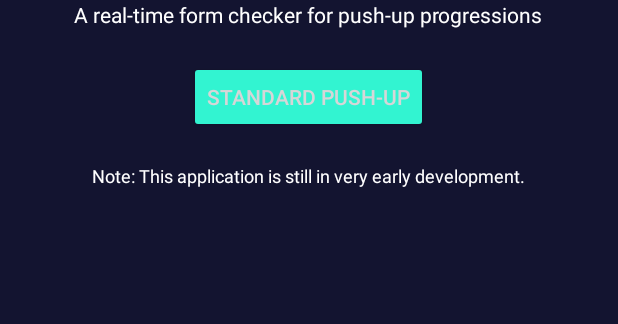
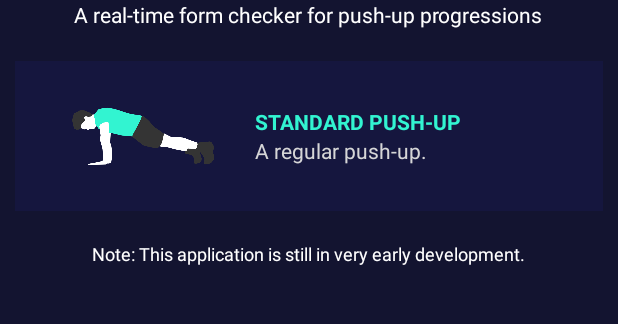
Before and after one commit to boladss/progress-up, an Android app: the screen it shows after launch (MainActivity), on a phone screen of 412 x 824 dp, the part 164-488 px from its top. Run offline under Robolectric (Android 15) with nearby library versions, the phone set to English and light mode, and no system bars.

Commit message:
feat!: initial improved button, closer to mock-up
not sure if this was caused by the new button, but performance suddenly tanked?

```diff
--- a/app/src/main/java/org/tensorflow/lite/examples/poseestimation/MainActivity.kt
+++ b/app/src/main/java/org/tensorflow/lite/examples/poseestimation/MainActivity.kt
@@ -23,14 +23,14 @@ import androidx.appcompat.app.AppCompatActivity
 import org.tensorflow.lite.examples.poseestimation.ml.*
 
 class MainActivity : AppCompatActivity() {
-    private lateinit var btnStartTracker: Button
+    private lateinit var layoutStartTracker: LinearLayout
 
     override fun onCreate(savedInstanceState: Bundle?) {
         super.onCreate(savedInstanceState)
         setContentView(R.layout.activity_main)
 
-        btnStartTracker = findViewById<Button>(R.id.btnStartTracker)
-        btnStartTracker.setOnClickListener {
+        layoutStartTracker = findViewById(R.id.layoutStartTracker)
+        layoutStartTracker.setOnClickListener {
             val intent = Intent(this, TrackerActivity::class.java)
             startActivity(intent)
         }
--- a/app/src/main/res/layout/activity_main.xml
+++ b/app/src/main/res/layout/activity_main.xml
@@ -42,15 +42,46 @@
             android:gravity="center"
             android:orientation="vertical">
 
-            <Button
-                android:id="@+id/btnStartTracker"
-                android:layout_width="wrap_content"
-                android:layout_height="wrap_content"
-                android:text="Standard push-up"
-                android:textColor="@color/black"
-                android:backgroundTint="#32f4d1"
+            <LinearLayout
+                android:id="@+id/layoutStartTracker"
+                android:layout_width="match_parent"
+                android:layout_height="100sp"
+                android:layout_marginHorizontal="10sp"
                 android:layout_marginBottom="20sp"
-                android:layout_gravity="center" />
+                android:paddingHorizontal="10sp"
+                android:background="#15163e"
+                android:clickable="true"
+                android:orientation="horizontal"
+                tools:visibility="visible">
+
+                <ImageView
+                    android:id="@+id/imageView"
+                    android:layout_width="150dp"
+                    android:layout_height="match_parent"
+                    app:srcCompat="@drawable/standard_push_up" />
+
+                <LinearLayout
+                    android:layout_width="wrap_content"
+                    android:layout_height="match_parent"
+                    android:gravity="center"
+                    android:orientation="vertical">
+
+                    <TextView
+                        android:layout_width="wrap_content"
+                        android:layout_height="wrap_content"
+                        android:text="STANDARD PUSH-UP"
+                        android:textColor="#32f4d1"
+                        android:textStyle="bold" />
+
+                    <TextView
+                        android:layout_width="match_parent"
+                        android:layout_height="wrap_content"
+                        android:text="A regular push-up."
+                        android:textColor="@color/white"
+                        android:textSize="14sp"/>
+                </LinearLayout>
+
+            </LinearLayout>
 
             <TextView
                 android:layout_width="wrap_content"
```
Also changed, not shown: app/src/main/res/drawable/standard_push_up.png (added).
